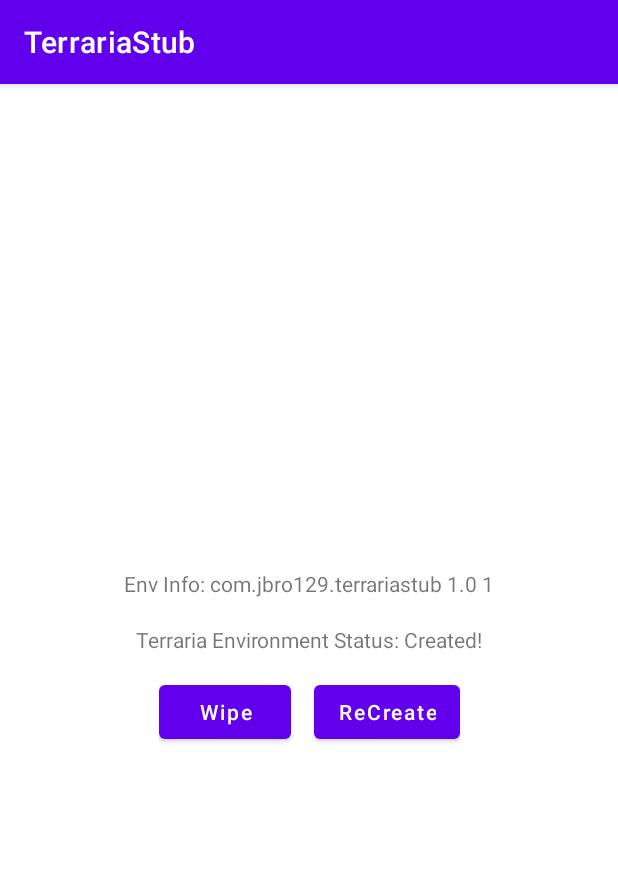
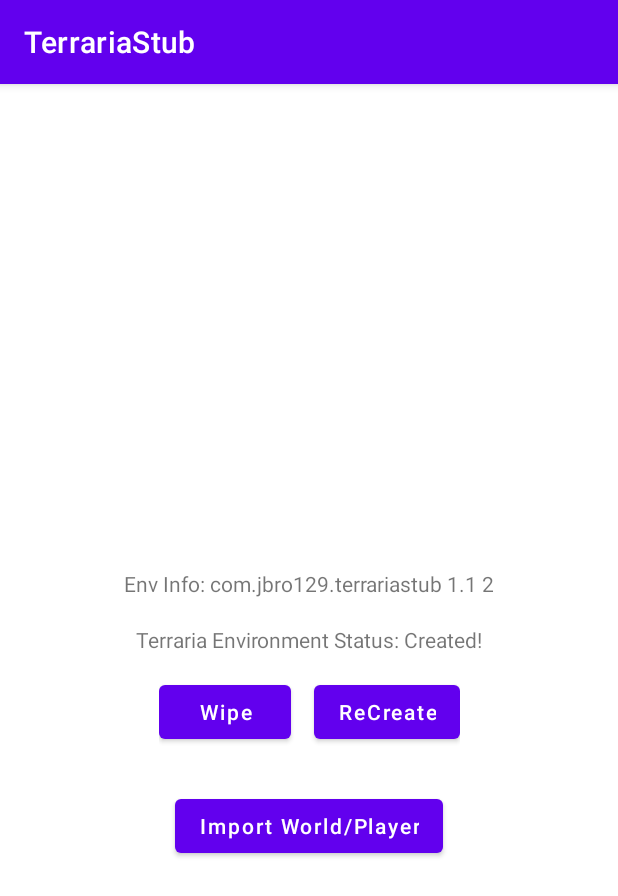
Before and after one commit to TerrariaManager/TerrariaStub, an Android app: the screen it shows after launch (MainActivity), on a phone screen of 412 x 824 dp. Shown: the top 896 px of the screen. Run offline under Robolectric (Android 15) with nearby library versions, the phone set to English and light mode, and no system bars.

Commit message:
Added import world/player button

```diff
--- a/app/build.gradle
+++ b/app/build.gradle
@@ -9,8 +9,8 @@ android {
 		applicationId "com.and.games505.TerrariaPaid"
 		minSdk 21
 		targetSdk 30
-		versionCode 1
-		versionName "1.0"
+		versionCode 2
+		versionName "1.1"
 
 		testInstrumentationRunner "androidx.test.runner.AndroidJUnitRunner"
 	}
--- a/app/src/main/AndroidManifest.xml
+++ b/app/src/main/AndroidManifest.xml
@@ -1,11 +1,15 @@
 <?xml version="1.0" encoding="utf-8"?>
 <manifest xmlns:android="http://schemas.android.com/apk/res/android"
 	package="com.jbro129.terrariastub">
+
+	<uses-permission android:name="android.permission.READ_EXTERNAL_STORAGE" />
+	<uses-permission android:name="android.permission.WRITE_EXTERNAL_STORAGE" />
 
 	<application
 		android:allowBackup="true"
 		android:icon="@mipmap/ic_launcher"
 		android:label="@string/app_name"
+		android:requestLegacyExternalStorage="true"
 		android:roundIcon="@mipmap/ic_launcher_round"
 		android:supportsRtl="true"
 		android:theme="@style/Theme.TerrariaStub">
--- a/app/src/main/res/layout/activity_main.xml
+++ b/app/src/main/res/layout/activity_main.xml
@@ -34,6 +34,7 @@
 		app:layout_constraintVertical_bias="0.044" />
 
 	<LinearLayout
+		android:id="@+id/linearLayout"
 		android:layout_width="wrap_content"
 		android:layout_height="wrap_content"
 		android:layout_gravity="center"
@@ -46,22 +47,34 @@
 
 		<Button
 			android:id="@+id/wipe"
+			style="@style/TextAppearance.AppCompat.Widget.Button.Colored"
 			android:layout_width="wrap_content"
 			android:layout_height="wrap_content"
 			android:layout_marginEnd="15dp"
-			android:textAllCaps="false"
 			android:text="Wipe"
-			style="@style/TextAppearance.AppCompat.Widget.Button.Colored" />
+			android:textAllCaps="false" />
 
 		<Button
 			android:id="@+id/recreate"
+			style="@style/TextAppearance.AppCompat.Widget.Button.Colored"
 			android:layout_width="wrap_content"
 			android:layout_height="wrap_content"
 			android:text="ReCreate"
-			android:textAllCaps="false"
-			style="@style/TextAppearance.AppCompat.Widget.Button.Colored" />
+			android:textAllCaps="false" />
 
 	</LinearLayout>
 
+	<Button
+		android:id="@+id/importFile"
+		style="@style/TextAppearance.AppCompat.Widget.Button.Colored"
+		android:layout_width="wrap_content"
+		android:layout_height="wrap_content"
+		android:layout_marginTop="28dp"
+		android:text="Import World/Player"
+		android:textAllCaps="false"
+		app:layout_constraintEnd_toEndOf="parent"
+		app:layout_constraintStart_toStartOf="parent"
+		app:layout_constraintTop_toBottomOf="@+id/linearLayout" />
+
 
 </androidx.constraintlayout.widget.ConstraintLayout>
```
Also changed, not shown: app/src/main/java/com/jbro129/terrariastub/MainActivity.java (+160 -2 lines).
